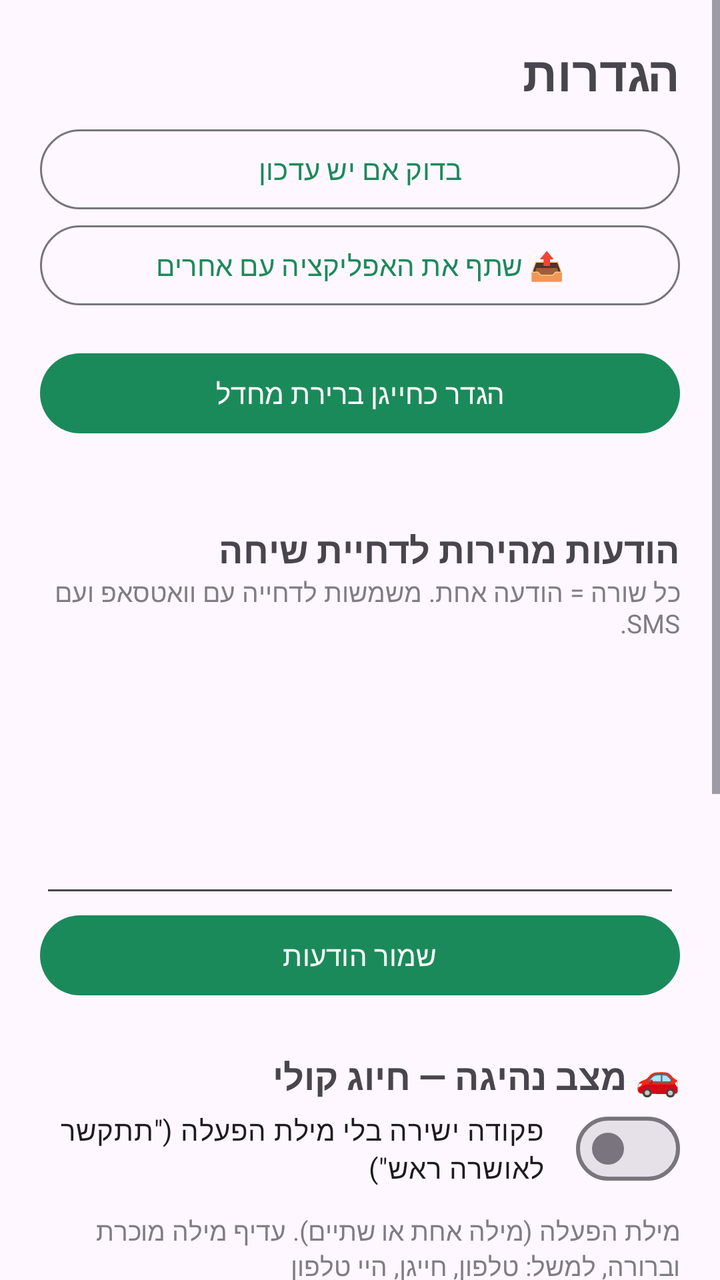
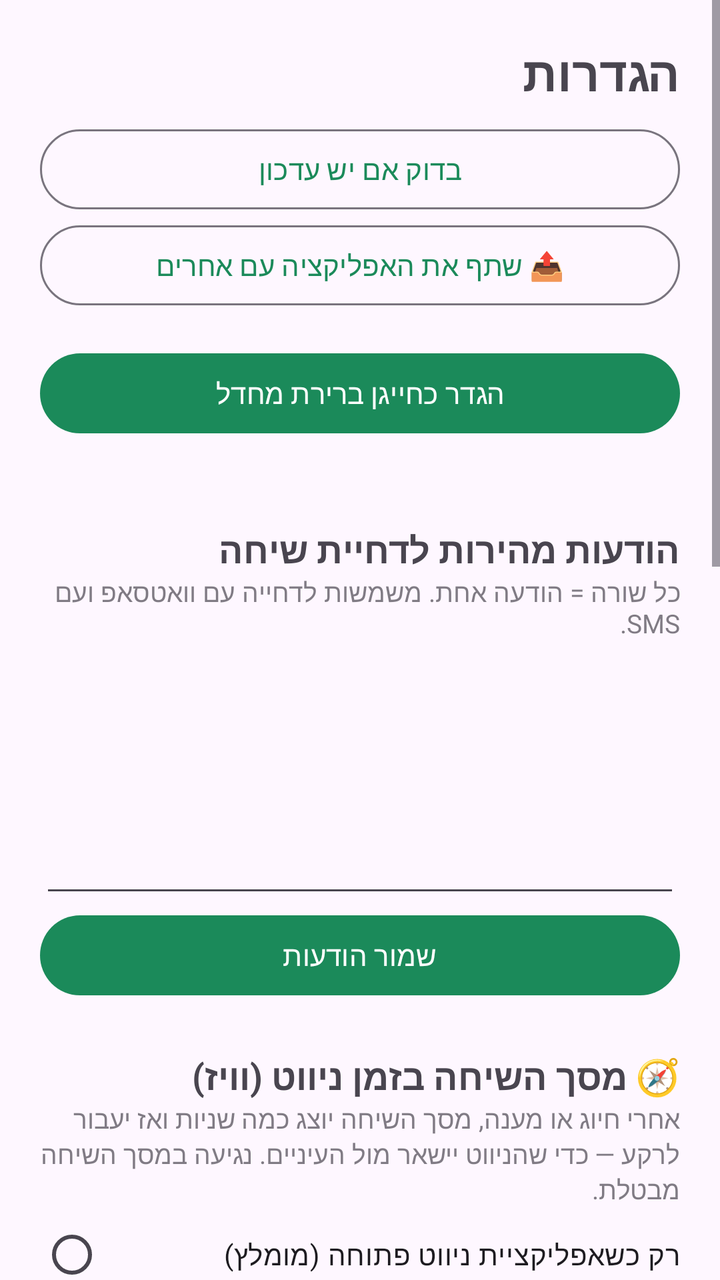

An Android layout rendered at two revisions. The XML below is the earlier revision; the diff shows what the commit changed to produce the second picture.
<!-- AndroidManifest.xml: application theme Theme.Dialer -->
<!-- res/layout/activity_settings.xml -->
<?xml version="1.0" encoding="utf-8"?>
<ScrollView xmlns:android="http://schemas.android.com/apk/res/android"
    xmlns:app="http://schemas.android.com/apk/res-auto"
    android:layout_width="match_parent"
    android:layout_height="match_parent"
    android:fitsSystemWindows="true">

    <LinearLayout
        android:layout_width="match_parent"
        android:layout_height="wrap_content"
        android:orientation="vertical"
        android:padding="20dp">

        <TextView
            android:layout_width="match_parent"
            android:layout_height="wrap_content"
            android:text="הגדרות"
            android:textSize="24sp"
            android:textStyle="bold" />

        <com.google.android.material.button.MaterialButton
            android:id="@+id/btnUpdate"
            android:layout_width="match_parent"
            android:layout_height="wrap_content"
            android:layout_marginTop="16dp"
            android:text="🔴 עדכון זמין — עדכן עכשיו"
            android:textColor="@android:color/white"
            android:visibility="gone"
            app:backgroundTint="#FFE53935" />

        <com.google.android.material.button.MaterialButton
            android:id="@+id/btnCheckUpdate"
            style="@style/Widget.Material3.Button.OutlinedButton"
            android:layout_width="match_parent"
            android:layout_height="wrap_content"
            android:layout_marginTop="8dp"
            android:text="בדוק אם יש עדכון" />

        <com.google.android.material.button.MaterialButton
            android:id="@+id/btnShareApp"
            style="@style/Widget.Material3.Button.OutlinedButton"
            android:layout_width="match_parent"
            android:layout_height="wrap_content"
            android:text="📤 שתף את האפליקציה עם אחרים" />

        <com.google.android.material.button.MaterialButton
            android:id="@+id/btnDefault"
            android:layout_width="match_parent"
            android:layout_height="wrap_content"
            android:layout_marginTop="16dp"
            android:text="הגדר כחייגן ברירת מחדל" />

        <TextView
            android:id="@+id/defaultStatus"
            android:layout_width="match_parent"
            android:layout_height="wrap_content"
            android:textSize="13sp" />

        <TextView
            android:layout_width="match_parent"
            android:layout_height="wrap_content"
            android:layout_marginTop="24dp"
            android:text="הודעות מהירות לדחיית שיחה"
            android:textSize="18sp"
            android:textStyle="bold" />

        <TextView
            android:layout_width="match_parent"
            android:layout_height="wrap_content"
            android:alpha="0.7"
            android:text="כל שורה = הודעה אחת. משמשות לדחייה עם וואטסאפ ועם SMS."
            android:textSize="13sp" />

        <EditText
            android:id="@+id/editMessages"
            android:layout_width="match_parent"
            android:layout_height="wrap_content"
            android:layout_marginTop="8dp"
            android:gravity="top|start"
            android:inputType="textMultiLine|textCapSentences"
            android:minLines="5" />

        <com.google.android.material.button.MaterialButton
            android:id="@+id/btnSave"
            android:layout_width="match_parent"
            android:layout_height="wrap_content"
            android:text="שמור הודעות" />

        
        <TextView
            android:layout_width="match_parent"
            android:layout_height="wrap_content"
            android:layout_marginTop="24dp"
            android:text="🚗 מצב נהיגה — חיוג קולי"
            android:textSize="18sp"
            android:textStyle="bold" />

        <com.google.android.material.materialswitch.MaterialSwitch
            android:id="@+id/switchDirect"
            android:layout_width="match_parent"
            android:layout_height="wrap_content"
            android:text="פקודה ישירה בלי מילת הפעלה (&quot;תתקשר לאושרה ראש&quot;)" />

        <TextView
            android:layout_width="match_parent"
            android:layout_height="wrap_content"
            android:layout_marginTop="8dp"
            android:alpha="0.7"
            android:text="מילת הפעלה (מילה אחת או שתיים). עדיף מילה מוכרת וברורה, למשל: טלפון, חייגן, היי טלפון"
            android:textSize="13sp" />

        <EditText
            android:id="@+id/editWake"
            android:layout_width="match_parent"
            android:layout_height="wrap_content"
            android:inputType="text"
            android:maxLines="1" />

        <com.google.android.material.button.MaterialButton
            android:id="@+id/btnSaveWake"
            style="@style/Widget.Material3.Button.TonalButton"
            android:layout_width="match_parent"
            android:layout_height="wrap_content"
            android:text="שמור מילת הפעלה" />

        <com.google.android.material.button.MaterialButton
            android:id="@+id/btnTestVoice"
            style="@style/Widget.Material3.Button.OutlinedButton"
            android:layout_width="match_parent"
            android:layout_height="wrap_content"
            android:text="🎤 בדיקה: מה הטלפון שומע?" />

        <com.google.android.material.button.MaterialButton
            android:id="@+id/btnRecordings"
            style="@style/Widget.Material3.Button.OutlinedButton"
            android:layout_width="match_parent"
            android:layout_height="wrap_content"
            android:layout_marginTop="24dp"
            android:text="📼 הקלטות שיחה" />

        <com.google.android.material.button.MaterialButton
            android:id="@+id/btnBlocked"
            style="@style/Widget.Material3.Button.OutlinedButton"
            android:layout_width="match_parent"
            android:layout_height="wrap_content"
            android:layout_marginTop="24dp"
            android:text="מספרים חסומים" />

        <com.google.android.material.button.MaterialButton
            android:id="@+id/btnAppSettings"
            style="@style/Widget.Material3.Button.OutlinedButton"
            android:layout_width="match_parent"
            android:layout_height="wrap_content"
            android:text="הרשאות האפליקציה" />

        <TextView
            android:id="@+id/versionText"
            android:layout_width="match_parent"
            android:layout_height="wrap_content"
            android:layout_marginTop="24dp"
            android:alpha="0.6"
            android:gravity="center"
            android:textSize="12sp" />
    </LinearLayout>
</ScrollView>
<!-- resources referenced by this layout -->
<resources>
  <style name="Theme.Dialer" parent="Theme.Material3.DayNight.NoActionBar">
          <item name="colorPrimary">@color/brand</item>
          <item name="colorSecondary">@color/brand</item>
          <item name="android:statusBarColor">?android:attr/colorBackground</item>
      </style>
  <color name="brand">#FF1B8A5A</color>
</resources>

<!-- the commit's change to res/layout/activity_settings.xml (unified diff, before → after) -->
@@ -91,6 +91,74 @@
             android:layout_width="match_parent"
             android:layout_height="wrap_content"
             android:layout_marginTop="24dp"
+            android:text="🧭 מסך השיחה בזמן ניווט (וויז)"
+            android:textSize="18sp"
+            android:textStyle="bold" />
+
+        <TextView
+            android:layout_width="match_parent"
+            android:layout_height="wrap_content"
+            android:alpha="0.7"
+            android:text="אחרי חיוג או מענה, מסך השיחה יוצג כמה שניות ואז יעבור לרקע — כדי שהניווט יישאר מול העיניים. נגיעה במסך השיחה מבטלת."
+            android:textSize="13sp" />
+
+        <RadioGroup
+            android:id="@+id/autoBgMode"
+            android:layout_width="match_parent"
+            android:layout_height="wrap_content">
+
+            <RadioButton
+                android:id="@+id/autoBgNav"
+                android:layout_width="match_parent"
+                android:layout_height="wrap_content"
+                android:text="רק כשאפליקציית ניווט פתוחה (מומלץ)" />
+
+            <RadioButton
+                android:id="@+id/autoBgAlways"
+                android:layout_width="match_parent"
+                android:layout_height="wrap_content"
+                android:text="תמיד — לחזור לאפליקציה שהייתה פתוחה" />
+
+            <RadioButton
+                android:id="@+id/autoBgOff"
+                android:layout_width="match_parent"
+                android:layout_height="wrap_content"
+                android:text="כבוי" />
+        </RadioGroup>
+
+        <TextView
+            android:id="@+id/autoBgSecondsLabel"
+            android:layout_width="match_parent"
+            android:layout_height="wrap_content"
+            android:layout_marginTop="6dp"
+            android:textSize="14sp" />
+
+        <com.google.android.material.slider.Slider
+            android:id="@+id/autoBgSeconds"
+            android:layout_width="match_parent"
+            android:layout_height="wrap_content"
+            android:stepSize="1"
+            android:valueFrom="2"
+            android:valueTo="15" />
+
+        <com.google.android.material.button.MaterialButton
+            android:id="@+id/btnNavApps"
+            style="@style/Widget.Material3.Button.OutlinedButton"
+            android:layout_width="match_parent"
+            android:layout_height="wrap_content"
+            android:text="בחר אפליקציות ניווט / שכבה עליונה" />
+
+        <com.google.android.material.button.MaterialButton
+            android:id="@+id/btnUsageAccess"
+            style="@style/Widget.Material3.Button.TonalButton"
+            android:layout_width="match_parent"
+            android:layout_height="wrap_content" />
+
+        
+        <TextView
+            android:layout_width="match_parent"
+            android:layout_height="wrap_content"
+            android:layout_marginTop="24dp"
             android:text="🚗 מצב נהיגה — חיוג קולי"
             android:textSize="18sp"
             android:textStyle="bold" />
